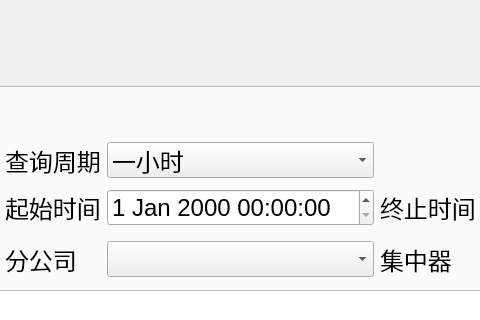
The window that SummaryWidget.ui (wanlong1215/test) describes before a commit, drawn with Qt 5; both pictures show x 269 to 749 and y 162 to 482 of the 1235 by 657 pixel window.
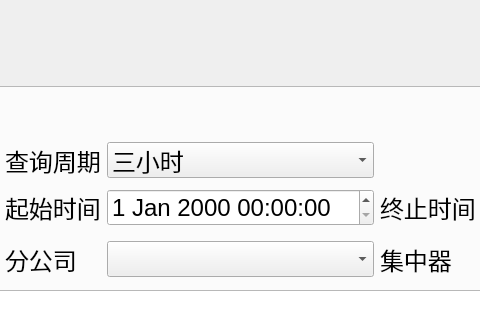
The same window after the commit. Custom widgets are drawn as their Qt base class.

Commit message: 修改查询条件

```diff
--- a/SummaryWidget.ui
+++ b/SummaryWidget.ui
@@ -190,11 +190,6 @@
              <pointsize>18</pointsize>
             </font>
            </property>
-           <item>
-            <property name="text">
-             <string>一小时</string>
-            </property>
-           </item>
            <item>
             <property name="text">
              <string>三小时</string>
```
Left out of the diff: 2 changed lines with no effect on the pictures. The commit also changes 2 other files.
